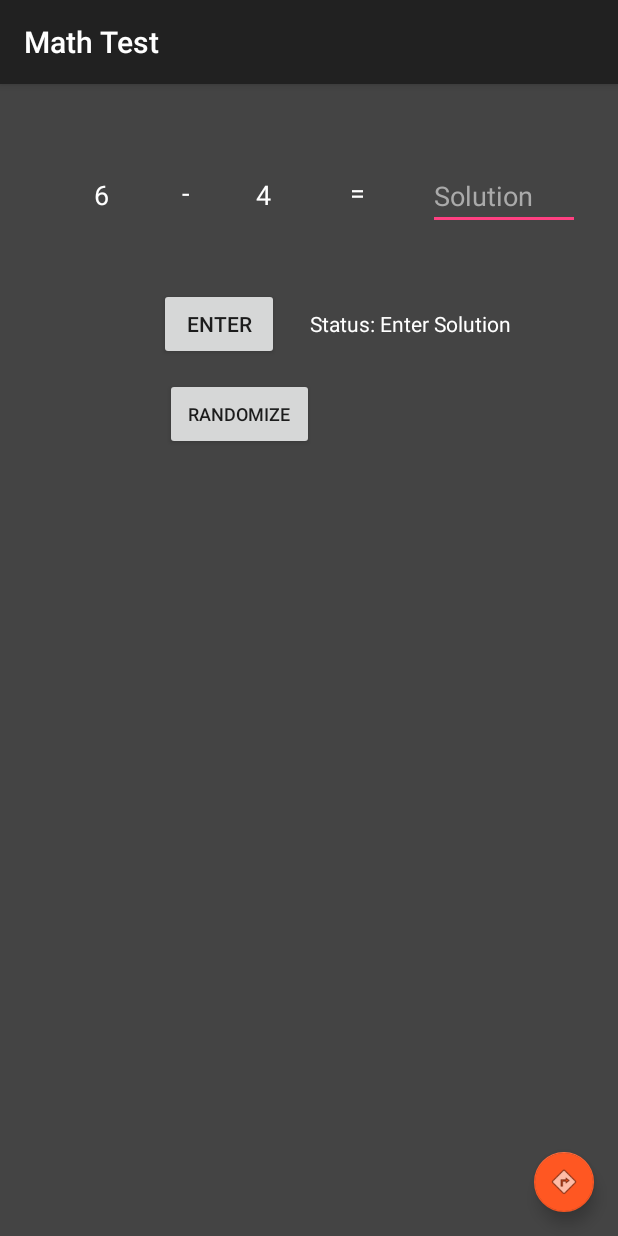
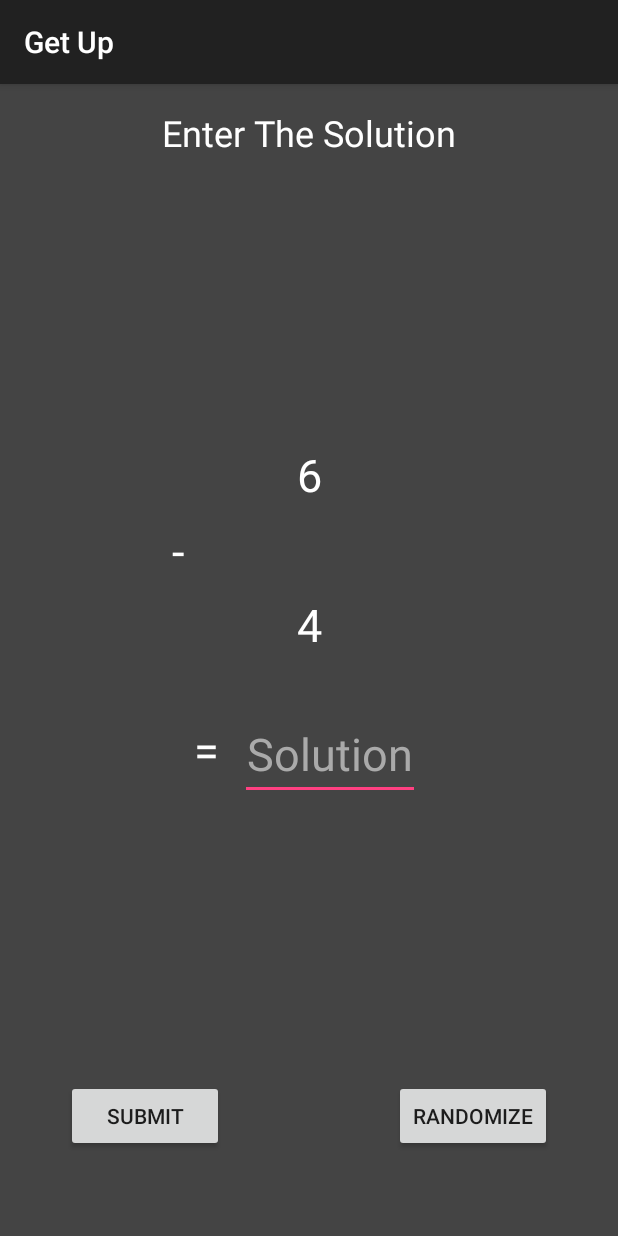
Before and after one commit to thuanle123/GetUp, an Android app: the math_activity screen opened directly, with no data from a screen before it, on a phone screen of 412 x 824 dp. Run offline under Robolectric (Android 15) with nearby library versions, the phone set to English and light mode, and no system bars.

Commit message:
Final aesthetic changes to math activity. Now completing the problems correctly sends user back to main screen.

```diff
--- a/app/src/main/AndroidManifest.xml
+++ b/app/src/main/AndroidManifest.xml
@@ -31,7 +31,6 @@
 
         <activity
             android:name=".math_activity"
-            android:label="@string/title_activity_math_activity"
             android:theme="@style/AppTheme.NoActionBar" />
 
         <activity android:name=".MovingButton" />
--- a/app/src/main/java/com/thisoneguy/cmps_121/alarm/MainActivity.java
+++ b/app/src/main/java/com/thisoneguy/cmps_121/alarm/MainActivity.java
@@ -201,6 +201,9 @@ public class MainActivity extends AppCompatActivity {
         } else if (id == R.id.gyro) {
             Intent gyroActivity = new Intent(this, GyroCheck.class);
             startActivity(gyroActivity);
+        } else if (id == R.id.math_problem) {
+            Intent mathProblem = new Intent(this, math_activity.class);
+            startActivity(mathProblem);
         }
 
         return super.onOptionsItemSelected(item);
--- a/app/src/main/java/com/thisoneguy/cmps_121/alarm/math_activity.java
+++ b/app/src/main/java/com/thisoneguy/cmps_121/alarm/math_activity.java
@@ -4,11 +4,9 @@ import android.content.Intent;
 import android.graphics.Color;
 import android.media.MediaPlayer;
 import android.os.Bundle;
-import android.support.design.widget.FloatingActionButton;
 import android.support.v7.app.AppCompatActivity;
 import android.support.v7.widget.Toolbar;
 import android.text.TextUtils;
-import android.util.Log;
 import android.view.View;
 import android.widget.Button;
 import android.widget.EditText;
@@ -37,6 +35,7 @@ public class math_activity extends AppCompatActivity {
 
         getWindow().getDecorView().setBackgroundColor(Color.DKGRAY);
 
+        /*
         //returns to main activity
         FloatingActionButton fab = (FloatingActionButton) findViewById(R.id.fab);
         fab.setOnClickListener(new View.OnClickListener() {
@@ -47,6 +46,7 @@ public class math_activity extends AppCompatActivity {
                 startActivity(mainScreen);
             }
         });
+        */
 
         init();
     }
@@ -125,13 +125,15 @@ public class math_activity extends AppCompatActivity {
 
         if(!TextUtils.isEmpty(solution.getText())) {
             if (sol == Integer.parseInt(solution.getText().toString())) {
-                Log.d("DEBUG", "Correct!");
                 status.setText("Status: Correct");
                 //victory condition, snooze alarm
                 alarmsong.stop();
                 alarmsong.reset();
+                Intent mainScreen = new Intent(this, MainActivity.class);
+                mainScreen.setFlags(Intent.FLAG_ACTIVITY_CLEAR_TOP);
+                startActivity(mainScreen);
+                finish();
             } else {
-                Log.d("DEBUG", "Wrong!");
                 status.setText("Status: Incorrect!");
             }
         }
--- a/app/src/main/res/layout/activity_math_activity.xml
+++ b/app/src/main/res/layout/activity_math_activity.xml
@@ -22,6 +22,7 @@
 
     <include layout="@layout/content_math_activity" />
 
+    <!--
     <android.support.design.widget.FloatingActionButton
         android:id="@+id/fab"
         android:layout_width="wrap_content"
@@ -31,5 +32,6 @@
         app:backgroundTint="?attr/colorError"
         app:fabSize="mini"
         app:srcCompat="@android:drawable/ic_menu_directions" />
+        -->
 
 </android.support.design.widget.CoordinatorLayout>
--- a/app/src/main/res/layout/content_math_activity.xml
+++ b/app/src/main/res/layout/content_math_activity.xml
@@ -10,132 +10,148 @@
 
     <TextView
         android:id="@+id/value_One"
-        android:layout_width="47dp"
-        android:layout_height="44dp"
-        android:layout_marginLeft="44dp"
-        android:layout_marginStart="44dp"
-        android:layout_marginTop="52dp"
-        android:gravity="center"
-        android:text="@string/value_one"
-        android:textColor="@android:color/white"
-        android:textSize="18sp"
-        app:layout_constraintStart_toStartOf="parent"
-        app:layout_constraintTop_toTopOf="parent" />
-
-    <TextView
-        android:id="@+id/value_Two"
-        android:layout_width="47dp"
-        android:layout_height="44dp"
-        android:layout_marginLeft="152dp"
-        android:layout_marginStart="152dp"
-        android:layout_marginTop="52dp"
-        android:gravity="center"
-        android:text="@string/value_two"
-        android:textColor="@android:color/white"
-        android:textSize="18sp"
-        app:layout_constraintStart_toStartOf="parent"
-        app:layout_constraintTop_toTopOf="parent" />
-
-    <TextView
-        android:id="@+id/operation"
-        android:layout_width="25dp"
-        android:layout_height="25dp"
+        android:layout_width="60dp"
+        android:layout_height="60dp"
+        android:layout_marginBottom="40dp"
         android:layout_marginEnd="8dp"
         android:layout_marginLeft="8dp"
         android:layout_marginRight="8dp"
         android:layout_marginStart="8dp"
-        android:layout_marginTop="60dp"
-        android:gravity="center_horizontal"
-        android:text="@string/operation"
+        android:layout_marginTop="8dp"
+        android:gravity="center_vertical|center_horizontal|center"
+        android:text="@string/value_one"
         android:textColor="@android:color/white"
-        android:textSize="18sp"
-        app:layout_constraintEnd_toStartOf="@+id/value_Two"
-        app:layout_constraintHorizontal_bias="0.6"
-        app:layout_constraintStart_toEndOf="@+id/value_One"
-        app:layout_constraintTop_toTopOf="parent" />
+        android:textSize="30sp"
+        app:layout_constraintBottom_toTopOf="@+id/value_Two"
+        app:layout_constraintEnd_toEndOf="parent"
+        app:layout_constraintStart_toStartOf="parent"
+        app:layout_constraintTop_toBottomOf="@+id/status"
+        app:layout_constraintVertical_bias="1.0" />
 
     <TextView
-        android:id="@+id/equals"
-        android:layout_width="27dp"
-        android:layout_height="25dp"
+        android:id="@+id/value_Two"
+        android:layout_width="60dp"
+        android:layout_height="60dp"
+        android:layout_marginBottom="8dp"
         android:layout_marginEnd="8dp"
         android:layout_marginLeft="8dp"
         android:layout_marginRight="8dp"
         android:layout_marginStart="8dp"
-        android:layout_marginTop="60dp"
-        android:gravity="center_horizontal"
-        android:text="@string/equal_sign"
+        android:layout_marginTop="8dp"
+        android:gravity="center_vertical|center_horizontal|center"
+        android:text="@string/value_two"
         android:textColor="@android:color/white"
-        android:textSize="18sp"
-        app:layout_constraintEnd_toStartOf="@+id/solution"
-        app:layout_constraintStart_toEndOf="@+id/value_Two"
-        app:layout_constraintTop_toTopOf="parent" />
+        android:textSize="30sp"
+        app:layout_constraintBottom_toBottomOf="parent"
+        app:layout_constraintEnd_toEndOf="parent"
+        app:layout_constraintStart_toStartOf="parent"
+        app:layout_constraintTop_toTopOf="parent"
+        app:layout_constraintVertical_bias="0.466" />
 
-    <EditText
-        android:id="@+id/solution"
-        android:layout_width="101dp"
-        android:layout_height="wrap_content"
+    <TextView
+        android:id="@+id/operation"
+        android:layout_width="41dp"
+        android:layout_height="40dp"
         android:layout_marginEnd="8dp"
         android:layout_marginLeft="8dp"
         android:layout_marginRight="8dp"
         android:layout_marginStart="8dp"
-        android:layout_marginTop="52dp"
+        android:layout_marginTop="8dp"
+        android:gravity="center_vertical|center_horizontal|center"
+        android:text="@string/operation"
+        android:textColor="@android:color/white"
+        android:textSize="30sp"
+        app:layout_constraintBottom_toTopOf="@+id/value_Two"
+        app:layout_constraintEnd_toEndOf="parent"
+        app:layout_constraintHorizontal_bias="0.253"
+        app:layout_constraintStart_toStartOf="parent"
+        app:layout_constraintTop_toBottomOf="@+id/value_One"
+        app:layout_constraintVertical_bias="1.0" />
+
+    <TextView
+        android:id="@+id/equals"
+        android:layout_width="39dp"
+        android:layout_height="46dp"
+        android:layout_marginLeft="8dp"
+        android:layout_marginStart="8dp"
+        android:layout_marginTop="90dp"
+        android:gravity="center_vertical|center_horizontal|center"
+        android:text="@string/equal_sign"
+        android:textColor="@android:color/white"
+        android:textSize="30sp"
+        app:layout_constraintEnd_toStartOf="@+id/solution"
+        app:layout_constraintHorizontal_bias="0.976"
+        app:layout_constraintStart_toStartOf="parent"
+        app:layout_constraintTop_toBottomOf="@+id/operation" />
+
+    <EditText
+        android:id="@+id/solution"
+        android:layout_width="120dp"
+        android:layout_height="wrap_content"
+        android:layout_marginBottom="8dp"
+        android:layout_marginEnd="132dp"
+        android:layout_marginRight="132dp"
+        android:layout_marginTop="25dp"
         android:ems="10"
+        android:gravity="center_vertical|center_horizontal|center"
         android:hint="@string/value_solution"
         android:inputType="number|numberSigned"
         android:textColor="@android:color/white"
         android:textColorHint="@android:color/darker_gray"
+        android:textSize="30sp"
+        app:layout_constraintBottom_toBottomOf="parent"
         app:layout_constraintEnd_toEndOf="parent"
-        app:layout_constraintStart_toEndOf="@+id/equals"
-        app:layout_constraintTop_toTopOf="parent" />
+        app:layout_constraintTop_toBottomOf="@+id/value_Two"
+        app:layout_constraintVertical_bias="0.0" />
 
     <Button
         android:id="@+id/check"
-        android:layout_width="80dp"
+        android:layout_width="105dp"
         android:layout_height="wrap_content"
+        android:layout_marginBottom="56dp"
         android:layout_marginEnd="8dp"
         android:layout_marginLeft="8dp"
         android:layout_marginRight="8dp"
         android:layout_marginStart="8dp"
-        android:layout_marginTop="136dp"
         android:onClick="checkSolution"
         android:text="@string/check_solution"
-        app:layout_constraintEnd_toStartOf="@+id/status"
-        app:layout_constraintHorizontal_bias="0.887"
-        app:layout_constraintStart_toStartOf="parent"
-        app:layout_constraintTop_toTopOf="parent" />
+        app:layout_constraintBottom_toBottomOf="parent"
+        app:layout_constraintEnd_toStartOf="@+id/randomize"
+        app:layout_constraintStart_toStartOf="parent" />
 
     <Button
         android:id="@+id/randomize"
-        android:layout_width="99dp"
+        android:layout_width="105dp"
         android:layout_height="wrap_content"
-        android:layout_marginEnd="156dp"
-        android:layout_marginLeft="8dp"
-        android:layout_marginRight="156dp"
-        android:layout_marginStart="8dp"
-        android:layout_marginTop="12dp"
+        android:layout_marginBottom="56dp"
+        android:layout_marginEnd="8dp"
+        android:layout_marginLeft="70dp"
+        android:layout_marginRight="8dp"
+        android:layout_marginStart="70dp"
         android:onClick="randomize"
         android:text="@string/randomize"
-        android:textSize="12sp"
+        android:textSize="14sp"
+        app:layout_constraintBottom_toBottomOf="parent"
         app:layout_constraintEnd_toEndOf="parent"
-        app:layout_constraintHorizontal_bias="0.685"
-        app:layout_constraintStart_toStartOf="parent"
-        app:layout_constraintTop_toBottomOf="@+id/check" />
+        app:layout_constraintStart_toEndOf="@+id/check" />
 
     <TextView
         android:id="@+id/status"
-        android:layout_width="179dp"
-        android:layout_height="48dp"
+        android:layout_width="206dp"
+        android:layout_height="wrap_content"
+        android:layout_marginBottom="8dp"
         android:layout_marginEnd="8dp"
-        android:layout_marginLeft="188dp"
+        android:layout_marginLeft="8dp"
         android:layout_marginRight="8dp"
-        android:layout_marginStart="188dp"
-        android:layout_marginTop="136dp"
-        android:gravity="center_vertical"
+        android:layout_marginStart="8dp"
+        android:layout_marginTop="16dp"
+        android:gravity="center_vertical|center_horizontal|center"
         android:text="@string/status"
         android:textColor="@android:color/white"
-        android:textSize="14sp"
+        android:textSize="24sp"
+        app:layout_constraintBottom_toBottomOf="parent"
         app:layout_constraintEnd_toEndOf="parent"
         app:layout_constraintStart_toStartOf="parent"
-        app:layout_constraintTop_toTopOf="parent" />
+        app:layout_constraintTop_toTopOf="parent"
+        app:layout_constraintVertical_bias="0.0" />
 </android.support.constraint.ConstraintLayout>
--- a/app/src/main/res/menu/menu_main.xml
+++ b/app/src/main/res/menu/menu_main.xml
@@ -16,4 +16,7 @@
     <item
         android:id="@+id/gyro"
         android:title="Gyro" />
+    <item
+        android:id="@+id/math_problem"
+        android:title="Math Problem" />
 </menu>
--- a/app/src/main/res/values/strings.xml
+++ b/app/src/main/res/values/strings.xml
@@ -12,9 +12,9 @@
     <string name="operation">op</string>
     <string name="equal_sign">=</string>
     <string name="randomize">Randomize</string>
-    <string name="check_solution">Enter</string>
+    <string name="check_solution">Submit</string>
     <string name="value_solution">Solution</string>
-    <string name="status">Status: Enter Solution</string>
+    <string name="status">Enter The Solution</string>
     <string name="title_activity_settings">Settings</string>
 
 
```
Also changed, not shown: 1 other file.
